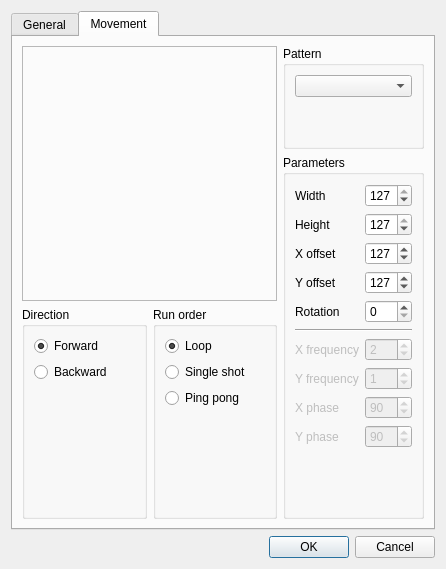
Before: the Qt Designer form trunk/ui/src/efxeditor.ui in Bondzio/qlc, drawn with Qt 5.
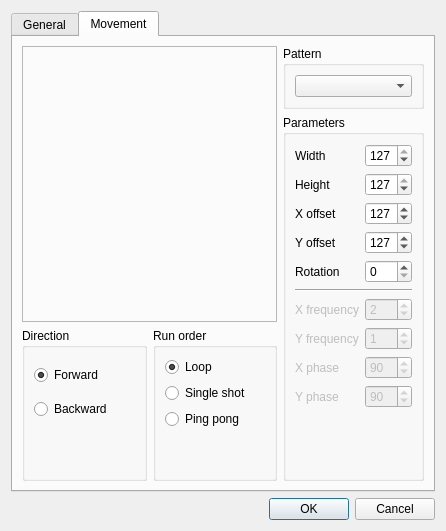
After: the same form once the commit is applied. The open tabs and pages were chosen to show the change. Icons and pictures are not drawn.

The edit to the form file:
```diff
--- a/trunk/ui/src/efxeditor.ui
+++ b/trunk/ui/src/efxeditor.ui
@@ -7,7 +7,7 @@
     <x>0</x>
     <y>0</y>
     <width>446</width>
-    <height>569</height>
+    <height>531</height>
    </rect>
   </property>
   <property name="windowTitle">
@@ -275,23 +275,11 @@
        <item row="0" column="0" rowspan="2" colspan="2">
         <widget class="QFrame" name="m_previewFrame">
          <property name="sizePolicy">
-          <sizepolicy hsizetype="Fixed" vsizetype="Fixed">
+          <sizepolicy hsizetype="Expanding" vsizetype="Expanding">
            <horstretch>0</horstretch>
-           <verstretch>0</verstretch>
+           <verstretch>1</verstretch>
           </sizepolicy>
          </property>
-         <property name="minimumSize">
-          <size>
-           <width>255</width>
-           <height>255</height>
-          </size>
-         </property>
-         <property name="maximumSize">
-          <size>
-           <width>255</width>
-           <height>255</height>
-          </size>
-         </property>
          <property name="frameShape">
           <enum>QFrame::StyledPanel</enum>
          </property>
@@ -319,22 +307,6 @@
             </property>
            </widget>
           </item>
-          <item>
-           <spacer name="verticalSpacer_5">
-            <property name="orientation">
-             <enum>Qt::Vertical</enum>
-            </property>
-            <property name="sizeType">
-             <enum>QSizePolicy::Maximum</enum>
-            </property>
-            <property name="sizeHint" stdset="0">
-             <size>
-              <width>20</width>
-              <height>40</height>
-             </size>
-            </property>
-           </spacer>
-          </item>
          </layout>
         </widget>
        </item>
@@ -553,14 +525,14 @@
            </widget>
           </item>
           <item row="11" column="0" colspan="2">
-           <spacer>
+           <spacer name="verticalSpacer_4">
             <property name="orientation">
              <enum>Qt::Vertical</enum>
             </property>
             <property name="sizeHint" stdset="0">
              <size>
               <width>20</width>
-              <height>16</height>
+              <height>40</height>
              </size>
             </property>
            </spacer>
@@ -602,10 +574,13 @@
             <property name="orientation">
              <enum>Qt::Vertical</enum>
             </property>
+            <property name="sizeType">
+             <enum>QSizePolicy::Minimum</enum>
+            </property>
             <property name="sizeHint" stdset="0">
              <size>
               <width>20</width>
-              <height>38</height>
+              <height>40</height>
              </size>
             </property>
            </spacer>
@@ -657,6 +632,9 @@
             <property name="orientation">
              <enum>Qt::Vertical</enum>
             </property>
+            <property name="sizeType">
+             <enum>QSizePolicy::Minimum</enum>
+            </property>
             <property name="sizeHint" stdset="0">
              <size>
               <width>20</width>
```
